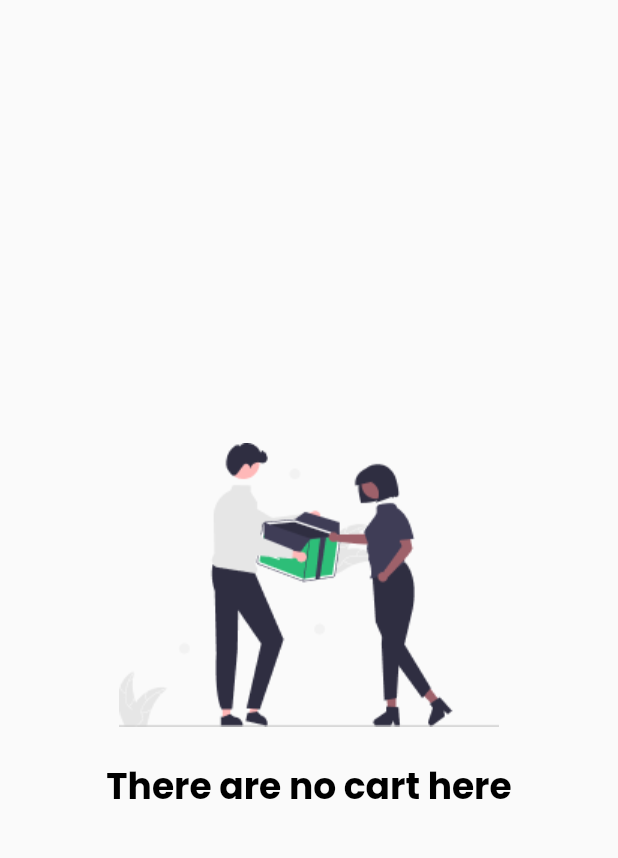
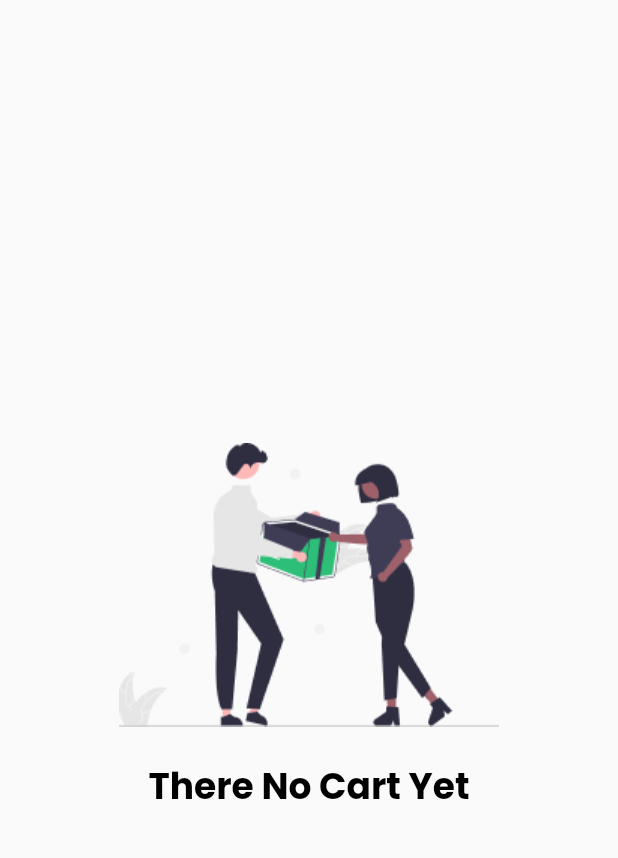
Before and after one commit to farids13/pos, a Flutter app: the CartScreen screen opened by its route, on a phone screen of 412 x 824 dp, the part 58-916 px from its top. Run offline on Flutter 3.47's test engine with Material 3 defaults, Android fonts, the phone set to English and light mode, and no system bars; our stand-ins replace badges, barcode_widget, dartz, faker, flutter_riverpod, freezed_annotation and 8 more; missing offline and left inert: flutter_udid, mobile_scanner; accounts and stored records are empty; generated files the repository leaves out were written again.

Commit message:
improve empty page

```diff
--- /dev/null
+++ b/lib/commons/widgets/page/empty_page.dart
@@ -0,0 +1,32 @@
+import 'package:cashier_app/commons/styles/spacing_styles.dart';
+import 'package:cashier_app/utils/constants/image_strings.dart';
+import 'package:cashier_app/utils/constants/sizes.dart';
+import 'package:flutter/material.dart';
+
+class EmptyPage extends StatelessWidget {
+  final String text;
+  const EmptyPage(this.text);
+
+  @override
+  Widget build(BuildContext context) {
+    return Padding(
+      padding: QSpacingStyle.paddingWithAppHeightBar,
+      child: Center(
+        child: Column(
+          crossAxisAlignment: CrossAxisAlignment.center,
+          mainAxisAlignment: MainAxisAlignment.center,
+          children: [
+            const Image(image: AssetImage(QImages.emptyImage)),
+            const SizedBox(
+              height: QSizes.defaultSpace,
+            ),
+            Text(
+              text,
+              style: Theme.of(context).textTheme.headlineMedium,
+            ),
+          ],
+        ),
+      ),
+    );
+  }
+}
--- a/lib/modules/master_data/products/product_list_screen.dart
+++ b/lib/modules/master_data/products/product_list_screen.dart
@@ -4,6 +4,7 @@ import 'package:cashier_app/collections/journal/journal_detail.dart';
 import 'package:cashier_app/collections/product/product.dart';
 import 'package:cashier_app/commons/extensions/extensions.dart';
 import 'package:cashier_app/commons/widgets/button/border_button_widget.dart';
+import 'package:cashier_app/commons/widgets/page/empty_page.dart';
 import 'package:cashier_app/commons/widgets/text/regular_text.dart';
 import 'package:cashier_app/commons/widgets/text/text.dart';
 import 'package:cashier_app/main.dart';
@@ -61,7 +62,7 @@ class ProductListScreen extends ConsumerWidget {
                 if (snapshot.hasData) {
                   List<Product> products = snapshot.data!;
                   return products.isEmpty
-                      ? const Center(child: Text('Empty'))
+                      ? const EmptyPage("No Product Yet")
                       : ListView.builder(
                           itemCount: products.length,
                           itemBuilder: (context, index) {
--- a/lib/modules/transactions/cart/screen/cart_screen.dart
+++ b/lib/modules/transactions/cart/screen/cart_screen.dart
@@ -1,9 +1,7 @@
 import 'package:cashier_app/collections/journal/journal.dart';
-import 'package:cashier_app/commons/styles/spacing_styles.dart';
 import 'package:cashier_app/commons/widgets/list/list_item_widget.dart';
+import 'package:cashier_app/commons/widgets/page/empty_page.dart';
 import 'package:cashier_app/main.dart';
-import 'package:cashier_app/utils/constants/image_strings.dart';
-import 'package:cashier_app/utils/constants/sizes.dart';
 import 'package:flutter/material.dart';
 import 'package:flutter_riverpod/flutter_riverpod.dart';
 import 'package:isar/isar.dart';
@@ -41,34 +39,7 @@ class _CartScreenState extends ConsumerState<CartScreen> {
               },
               itemCount: salesPending.length,
             )
-          : const _EmptyCart(),
+          : const EmptyPage("There No Cart Yet"),
     );
   }
 }
-
-class _EmptyCart extends StatelessWidget {
-  const _EmptyCart();
-
-  @override
-  Widget build(BuildContext context) {
-    return Padding(
-      padding: QSpacingStyle.paddingWithAppHeightBar,
-      child: Center(
-        child: Column(
-          crossAxisAlignment: CrossAxisAlignment.center,
-          mainAxisAlignment: MainAxisAlignment.center,
-          children: [
-            const Image(image: AssetImage(QImages.emptyImage)),
-            const SizedBox(
-              height: QSizes.defaultSpace,
-            ),
-            Text(
-              "There are no cart here",
-              style: Theme.of(context).textTheme.headlineMedium,
-            ),
-          ],
-        ),
-      ),
-    );
-  }
-}
```
Also changed, not shown: lib/commons/widgets/list/list_item_widget.dart (+38 -21 lines), lib/commons/widgets/list/section/status_section.dart (added, +40 -0 lines), lib/modules/transactions/receipts/sales_list_screen.dart (+8 -17 lines).
